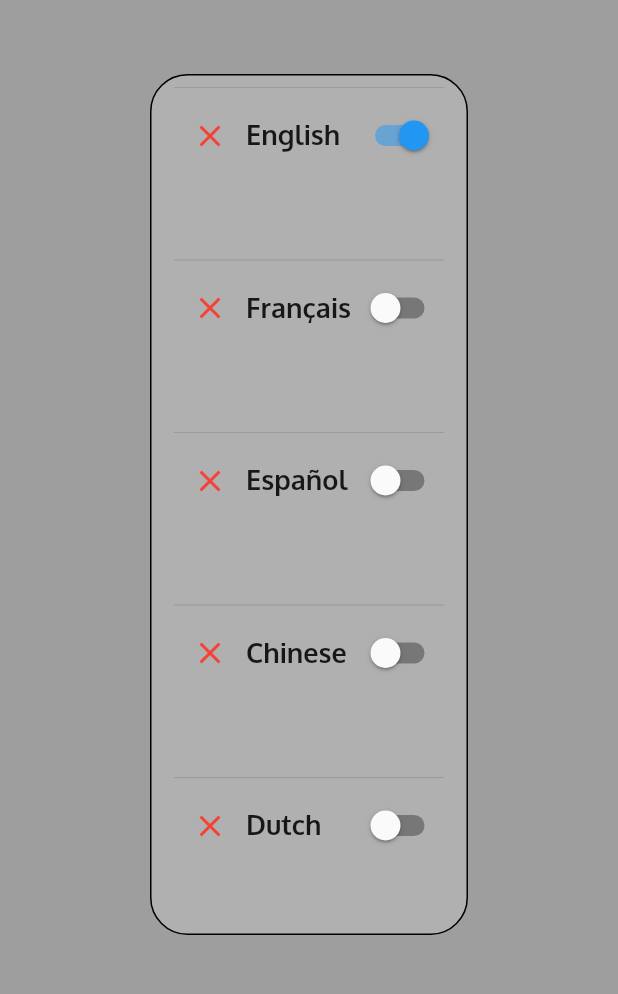
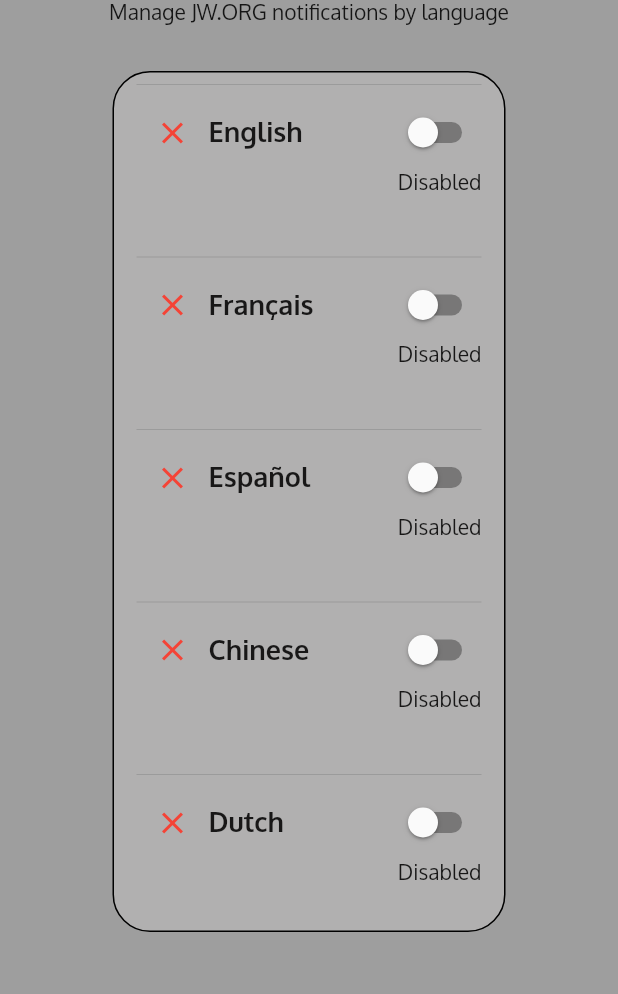
Before and after one commit to Teckinfor/JWNotifyer, a Flutter app: the screen it shows after launch, on a phone screen of 412 x 824 dp, the part 217-1211 px from its top. Run offline on Flutter 3.47's test engine with Material 2 defaults, Android fonts, the phone set to English and light mode, and no system bars; missing offline and left inert: dart:html.

Commit message:
Update homepage.dart

```diff
--- a/jwnotifyer/lib/homepage.dart
+++ b/jwnotifyer/lib/homepage.dart
@@ -23,12 +23,12 @@
   }
 
   Map languageFields = {
-    "English": true,
-    "Français": false,
-    "Español": false,
-    "Chinese": false,
-    "Dutch": false,
-    "German": false
+    "English": {"isEnabled":false,"infoMessage":"Disabled"},
+    "Français": {"isEnabled":false,"infoMessage":"Disabled"},
+    "Español": {"isEnabled":false,"infoMessage":"Disabled"},
+    "Chinese": {"isEnabled":false,"infoMessage":"Disabled"},
+    "Dutch": {"isEnabled":false,"infoMessage":"Disabled"},
+    "German": {"isEnabled":false,"infoMessage":"Disabled"}
   };
 
   List<Container> listActiveLanguages({required Map languageFields}) {
@@ -62,14 +62,22 @@
                 ],
               ),
               Switch(
-                  value: languageFields[language],
+                  value: languageFields[language]['isEnabled'],
                   onChanged: (newValue) {
                     setState(() {
-                      languageFields[language] = newValue;
+                      languageFields[language]['isEnabled'] = newValue;
+                      languageFields[language]['infoMessage'] = (newValue) ? "Enabled" : "Disabled";
                     });
                   })
             ],
-          )
+          ),
+
+              Container(
+                alignment: Alignment.centerRight,
+                child: Text(languageFields[language]["infoMessage"], textAlign: TextAlign.right,),
+              ),
+
+
         ]),
       ));
     }
@@ -125,10 +133,11 @@
                 style: TextStyle(fontSize: 35, fontWeight: FontWeight.bold),
               ),
             ),
+            const Text("Manage JW.ORG notifications by language"),
             Container(
                 height: MediaQuery.of(context).size.height - 250,
                 margin: const EdgeInsets.only(
-                  left: 100, right: 100, top: 50, bottom: 50),
+                    left: 75, right: 75, top: 30, bottom: 50),
                 decoration: BoxDecoration(
                     color: const Color.fromARGB(255, 177, 176, 176),
                     borderRadius: const BorderRadius.all(Radius.circular(25)),
```
Lines whose indentation alone changed are shown as unchanged.
